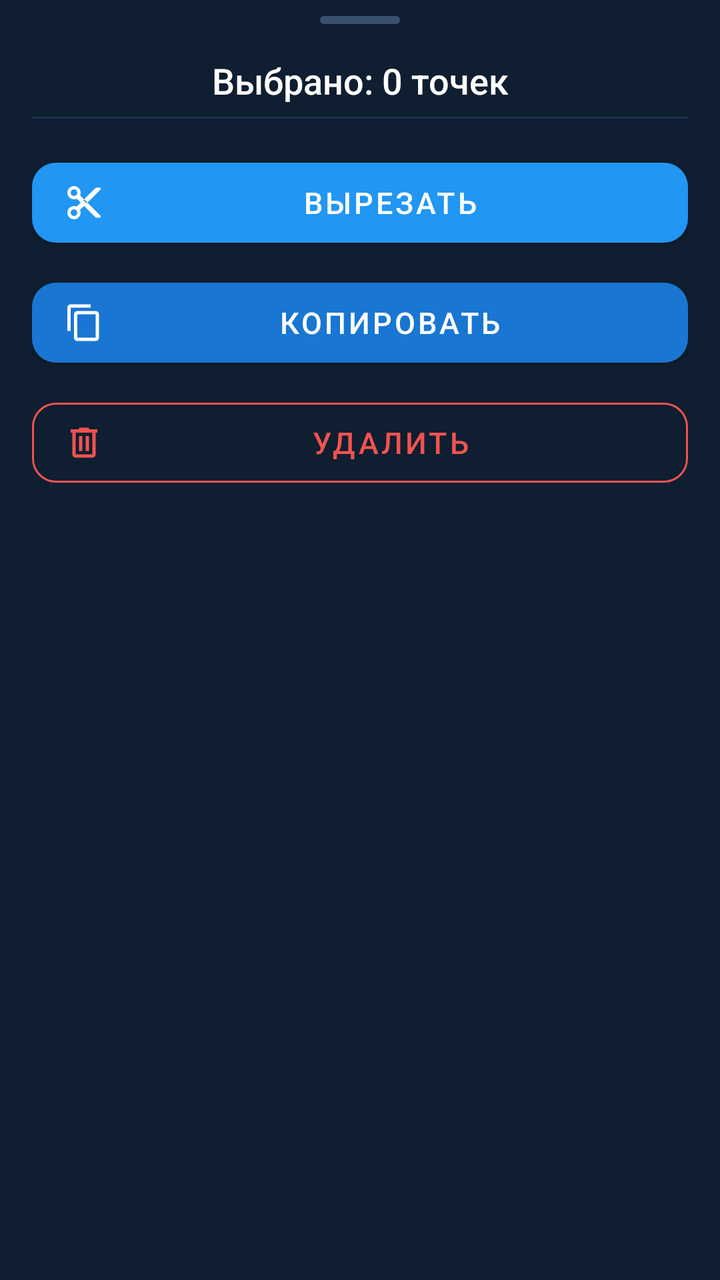
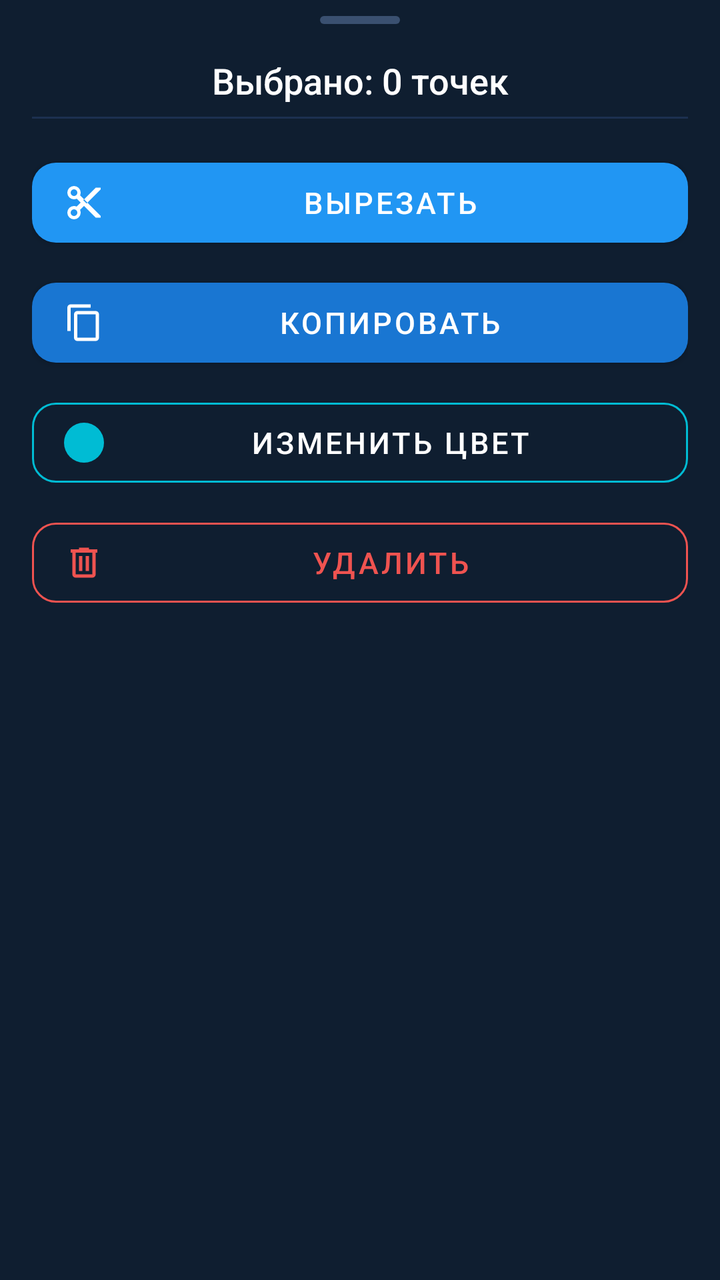

Screens rendered from an Android XML layout before and after an edit, with the pre-edit source and the edit as a unified diff.
<!-- AndroidManifest.xml: application theme Theme.CoordScanner -->
<!-- res/layout/bottom_sheet_points.xml -->
<?xml version="1.0" encoding="utf-8"?>
<LinearLayout
    xmlns:android="http://schemas.android.com/apk/res/android"
    xmlns:app="http://schemas.android.com/apk/res-auto"
    android:layout_width="match_parent"
    android:layout_height="wrap_content"
    android:orientation="vertical"
    android:paddingHorizontal="16dp"
    android:paddingTop="8dp"
    android:paddingBottom="24dp"
    android:background="@color/navy_surface">

    
    <View
        android:layout_width="40dp"
        android:layout_height="4dp"
        android:layout_gravity="center_horizontal"
        android:layout_marginBottom="16dp"
        android:background="@drawable/pill_handle" />

    
    <TextView
        android:id="@+id/tvSelectionInfo"
        android:layout_width="match_parent"
        android:layout_height="wrap_content"
        android:text="Выбрано: 0 точек"
        android:textColor="@color/text_primary"
        android:textSize="18sp"
        android:fontFamily="sans-serif-medium"
        android:gravity="center"
        android:layout_marginBottom="6dp" />

    <View
        android:layout_width="match_parent"
        android:layout_height="1dp"
        android:background="@color/navy_stroke"
        android:layout_marginBottom="16dp" />

    
    <com.google.android.material.button.MaterialButton
        android:id="@+id/btnCut"
        android:layout_width="match_parent"
        android:layout_height="52dp"
        android:layout_marginBottom="8dp"
        android:text="Вырезать"
        android:textSize="15sp"
        android:fontFamily="sans-serif-medium"
        app:icon="@drawable/ic_cut"
        app:iconSize="20dp"
        app:iconPadding="10dp"
        app:backgroundTint="@color/primary"
        app:cornerRadius="12dp" />

    
    <com.google.android.material.button.MaterialButton
        android:id="@+id/btnCopy"
        android:layout_width="match_parent"
        android:layout_height="52dp"
        android:layout_marginBottom="8dp"
        android:text="Копировать"
        android:textSize="15sp"
        android:fontFamily="sans-serif-medium"
        app:icon="@drawable/ic_copy"
        app:iconSize="20dp"
        app:iconPadding="10dp"
        app:backgroundTint="@color/primary_variant"
        app:cornerRadius="12dp" />

    
    <com.google.android.material.button.MaterialButton
        android:id="@+id/btnDelete"
        style="@style/Widget.MaterialComponents.Button.OutlinedButton"
        android:layout_width="match_parent"
        android:layout_height="52dp"
        android:text="Удалить"
        android:textSize="15sp"
        android:textColor="@color/red_delete"
        app:icon="@drawable/ic_trash"
        app:iconSize="20dp"
        app:iconPadding="10dp"
        app:iconTint="@color/red_delete"
        app:strokeColor="@color/red_delete"
        app:cornerRadius="12dp" />

</LinearLayout>
<!-- resources referenced by this layout -->
<resources>
  <color name="navy_stroke">#1C3050</color>
  <color name="navy_surface">#0F1E30</color>
  <color name="primary">#2196F3</color>
  <color name="primary_variant">#1976D2</color>
  <color name="red_delete">#EF5350</color>
  <color name="text_primary">#FFFFFF</color>
  <!-- drawable ic_copy (drawable) -->
  <?xml version="1.0" encoding="utf-8"?>
  <vector xmlns:android="http://schemas.android.com/apk/res/android"
      android:width="24dp"
      android:height="24dp"
      android:viewportWidth="24"
      android:viewportHeight="24">
      <path
          android:fillColor="@android:color/white"
          android:pathData="M19,21H8V7H19M19,5H8A2,2 0 0,0 6,7V21A2,2 0 0,0 8,23H19A2,2 0 0,0 21,21V7A2,2 0 0,0 19,5M16,1H4A2,2 0 0,0 2,3V17H4V3H16V1Z" />
  </vector>
  <!-- drawable ic_cut (drawable) -->
  <?xml version="1.0" encoding="utf-8"?>
  <vector xmlns:android="http://schemas.android.com/apk/res/android"
      android:width="24dp"
      android:height="24dp"
      android:viewportWidth="24"
      android:viewportHeight="24">
      <path
          android:fillColor="@android:color/white"
          android:pathData="M9.64,7.64C9.87,7.14 10,6.59 10,6A4,4 0 0,0 6,2A4,4 0 0,0 2,6A4,4 0 0,0 6,10C6.59,10 7.14,9.87 7.64,9.64L10,12L7.64,14.36C7.14,14.13 6.59,14 6,14A4,4 0 0,0 2,18A4,4 0 0,0 6,22A4,4 0 0,0 10,18C10,17.41 9.87,16.86 9.64,16.36L12,14L19,21H22V20L9.64,7.64M6,8A2,2 0 0,1 4,6A2,2 0 0,1 6,4A2,2 0 0,1 8,6A2,2 0 0,1 6,8M6,20A2,2 0 0,1 4,18A2,2 0 0,1 6,16A2,2 0 0,1 8,18A2,2 0 0,1 6,20M19,3L22,3V4L13.5,12.5L11.5,10.5L19,3Z" />
  </vector>
  <!-- drawable ic_trash (drawable) -->
  <?xml version="1.0" encoding="utf-8"?>
  <vector xmlns:android="http://schemas.android.com/apk/res/android"
      android:width="24dp"
      android:height="24dp"
      android:viewportWidth="24"
      android:viewportHeight="24">
      <path
          android:fillColor="@android:color/white"
          android:pathData="M9,3V4H4V6H5V19A2,2 0 0,0 7,21H17A2,2 0 0,0 19,19V6H20V4H15V3H9M7,6H17V19H7V6M9,8V17H11V8H9M13,8V17H15V8H13Z" />
  </vector>
  <!-- drawable pill_handle (drawable) -->
  <?xml version="1.0" encoding="utf-8"?>
  <shape xmlns:android="http://schemas.android.com/apk/res/android"
      android:shape="rectangle">
      <corners android:radius="4dp" />
      <solid android:color="#3A5070" />
  </shape>
  <color name="primary_dark">#1565C0</color>
  <color name="on_primary">#FFFFFF</color>
  <color name="accent">#00BCD4</color>
  <color name="white">#FFFFFF</color>
  <color name="navy_deep">#08111E</color>
  <color name="navy_bg">#0A1628</color>
  <style name="CardStyle" parent="Widget.MaterialComponents.CardView">
          <item name="cardElevation">2dp</item>
          <item name="cardCornerRadius">14dp</item>
          <item name="android:layout_marginBottom">6dp</item>
          <item name="cardBackgroundColor">@color/navy_card</item>
          <item name="strokeColor">@color/navy_stroke</item>
          <item name="strokeWidth">1dp</item>
      </style>
  <color name="navy_card">#111E30</color>
  <!-- unchanged entries left out for length: 1 -->
</resources>

<!-- the commit's change to res/layout/bottom_sheet_points.xml (unified diff, before → after) -->
@@ -68,6 +68,23 @@
 
     
     <com.google.android.material.button.MaterialButton
+        android:id="@+id/btnColor"
+        style="@style/Widget.MaterialComponents.Button.OutlinedButton"
+        android:layout_width="match_parent"
+        android:layout_height="52dp"
+        android:layout_marginBottom="8dp"
+        android:text="Изменить цвет"
+        android:textSize="15sp"
+        android:textColor="@color/text_primary"
+        app:icon="@drawable/color_circle"
+        app:iconSize="20dp"
+        app:iconPadding="10dp"
+        app:iconTint="@color/accent"
+        app:strokeColor="@color/accent"
+        app:cornerRadius="12dp" />
+
+    
+    <com.google.android.material.button.MaterialButton
         android:id="@+id/btnDelete"
         style="@style/Widget.MaterialComponents.Button.OutlinedButton"
         android:layout_width="match_parent"
<!-- resource entries referenced after the edit -->
@@ -6,6 +6,12 @@
   <color name="primary_variant">#1976D2</color>
   <color name="red_delete">#EF5350</color>
   <color name="text_primary">#FFFFFF</color>
+  <!-- drawable color_circle (drawable) -->
+  <?xml version="1.0" encoding="utf-8"?>
+  <shape xmlns:android="http://schemas.android.com/apk/res/android"
+      android:shape="oval">
+      <solid android:color="#FFFFFF" />
+  </shape>
   <!-- drawable ic_copy (drawable) -->
   <?xml version="1.0" encoding="utf-8"?>
   <vector xmlns:android="http://schemas.android.com/apk/res/android"
